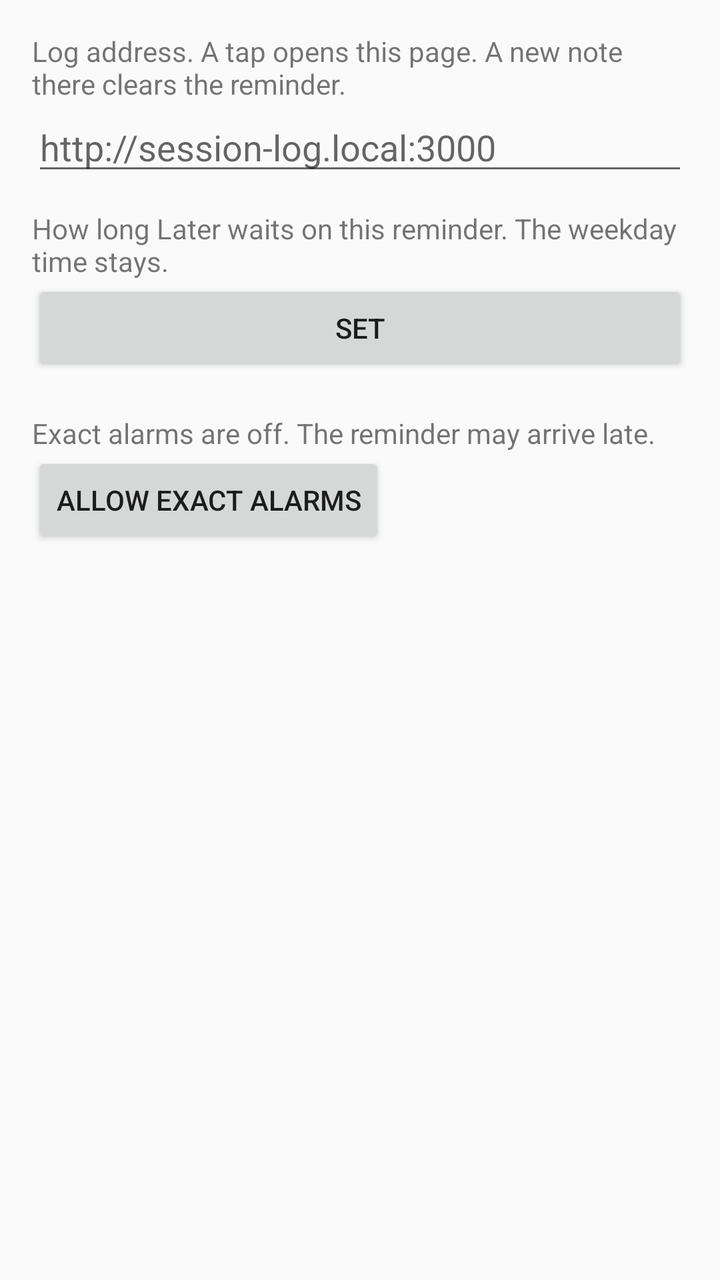
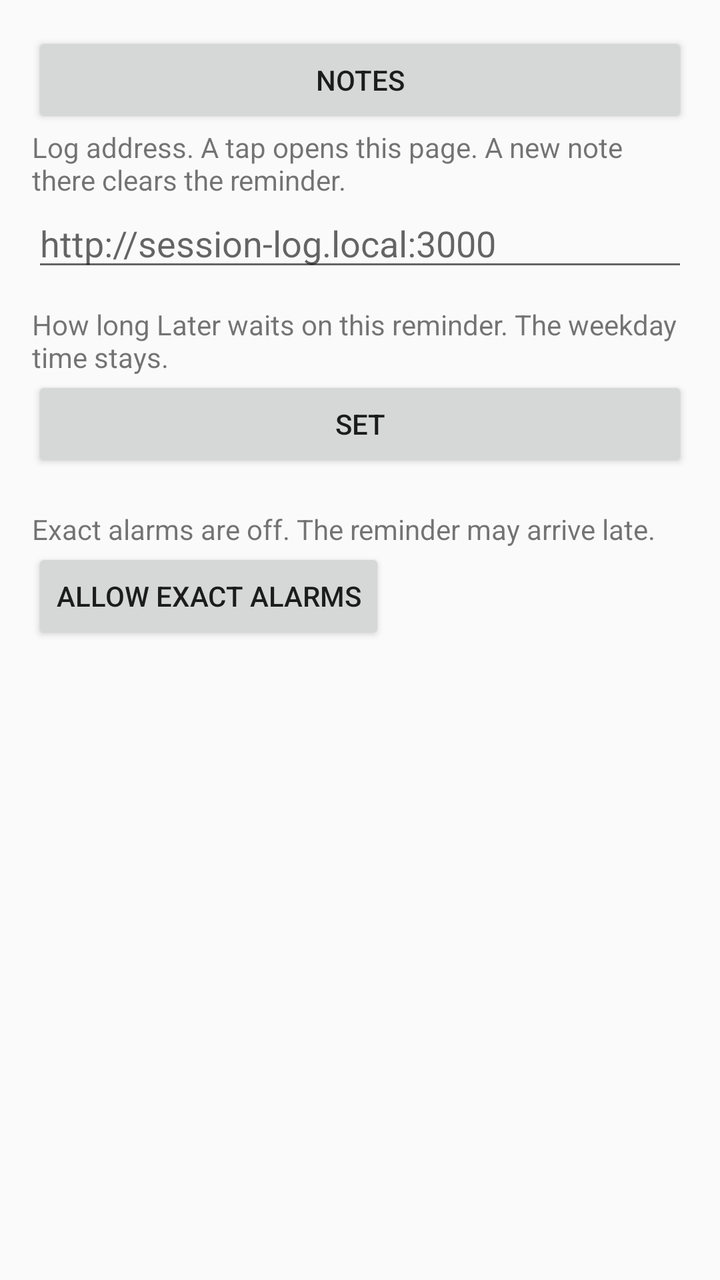

Before-and-after screenshots of an Android layout around one commit, followed by the original layout XML and the change that was made.
<!-- AndroidManifest.xml: application theme Theme.AppCompat.DayNight.NoActionBar -->
<!-- res/layout/activity_main.xml -->
<?xml version="1.0" encoding="utf-8"?>
<ScrollView xmlns:android="http://schemas.android.com/apk/res/android"
    android:layout_width="match_parent"
    android:layout_height="match_parent"
    android:fitsSystemWindows="true">

    <LinearLayout
        android:layout_width="match_parent"
        android:layout_height="wrap_content"
        android:orientation="vertical"
        android:padding="16dp">

        <TextView
            android:layout_width="match_parent"
            android:layout_height="wrap_content"
            android:text="Log address. A tap opens this page. A new note there clears the reminder."
            android:textAppearance="?android:attr/textAppearanceSmall" />

        <EditText
            android:id="@+id/address"
            android:layout_width="match_parent"
            android:layout_height="wrap_content"
            android:hint="http://session-log.local:3000"
            android:importantForAutofill="no"
            android:inputType="textUri" />

        <TextView
            android:layout_width="match_parent"
            android:layout_height="wrap_content"
            android:paddingTop="12dp"
            android:text="How long Later waits on this reminder. The weekday time stays."
            android:textAppearance="?android:attr/textAppearanceSmall" />

        <Button
            android:id="@+id/later"
            android:layout_width="match_parent"
            android:layout_height="wrap_content"
            android:text="Set" />

        <TextView
            android:id="@+id/status"
            android:layout_width="match_parent"
            android:layout_height="wrap_content" />

        <TextView
            android:id="@+id/exact"
            android:layout_width="match_parent"
            android:layout_height="wrap_content"
            android:text="Exact alarms are off. The reminder may arrive late." />

        <Button
            android:id="@+id/allow_exact"
            android:layout_width="wrap_content"
            android:layout_height="wrap_content"
            android:text="Allow exact alarms" />

        <LinearLayout
            android:id="@+id/days"
            android:layout_width="match_parent"
            android:layout_height="wrap_content"
            android:orientation="vertical" />

        <LinearLayout
            android:id="@+id/due_list"
            android:layout_width="match_parent"
            android:layout_height="wrap_content"
            android:orientation="vertical" />
    </LinearLayout>
</ScrollView>
<!-- resources referenced by this layout -->
<resources>

</resources>

<!-- the commit's change to res/layout/activity_main.xml (unified diff, before → after) -->
@@ -9,6 +9,12 @@
         android:layout_height="wrap_content"
         android:orientation="vertical"
         android:padding="16dp">
+
+        <Button
+            android:id="@+id/notes"
+            android:layout_width="match_parent"
+            android:layout_height="wrap_content"
+            android:text="Notes" />
 
         <TextView
             android:layout_width="match_parent"
